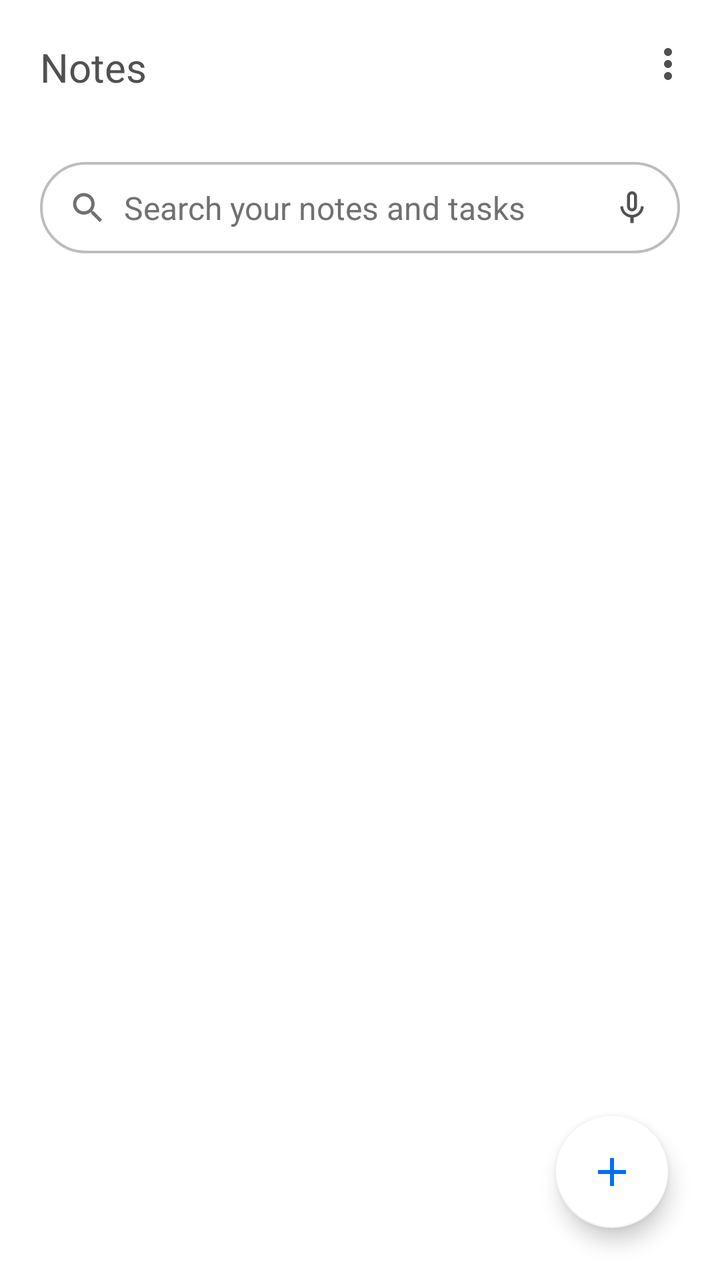
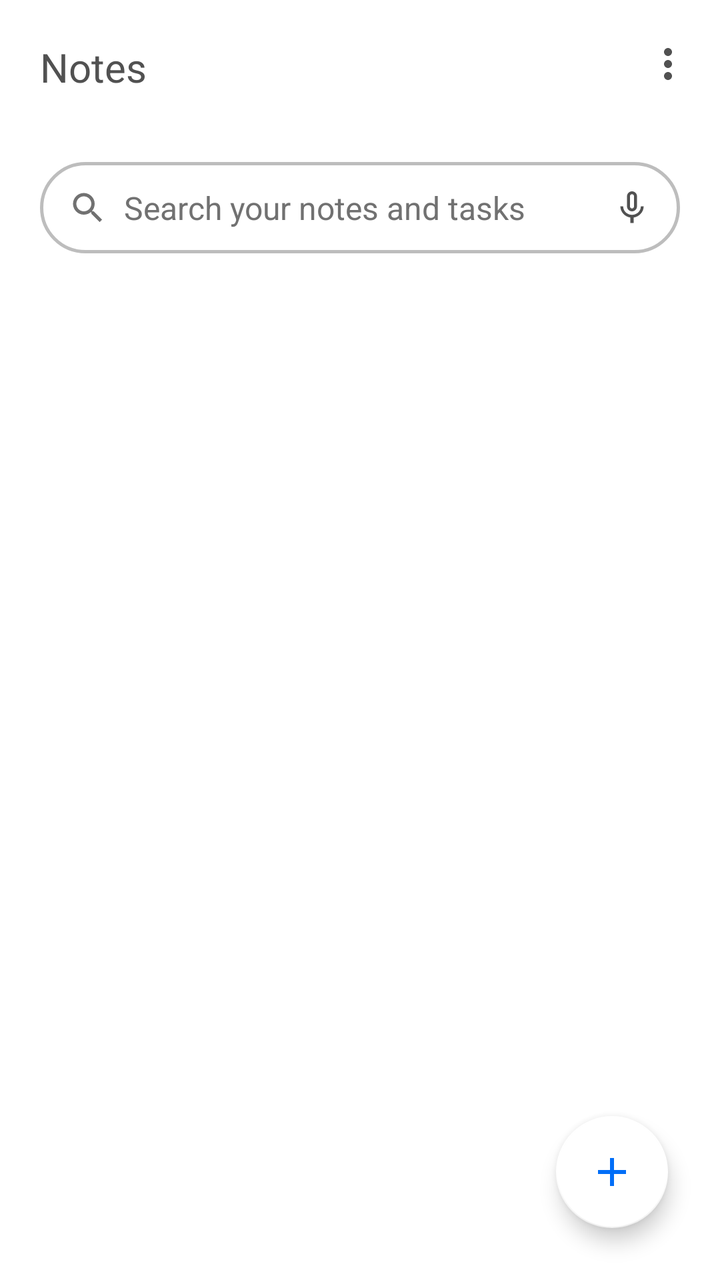

The first picture is an Android layout as it rendered before a commit; the second is the same layout after the commit. The layout source and the unified diff follow.
<!-- AndroidManifest.xml: application theme LanscapeTheme -->
<!-- res/layout/main.xml -->
<?xml version="1.0" encoding="utf-8"?>
<androidx.coordinatorlayout.widget.CoordinatorLayout
    xmlns:android="http://schemas.android.com/apk/res/android"
    xmlns:app="http://schemas.android.com/apk/res-auto"
    xmlns:tools="http://schemas.android.com/tools"
    android:id="@+id/main"
    android:layout_width="match_parent"
    android:layout_height="match_parent"
    android:background="@color/whiteColor"
    tools:context=".activities.MainActivity">

    <com.google.android.material.appbar.AppBarLayout
        android:id="@+id/app_bar_layout"
        android:layout_width="match_parent"
        android:layout_height="wrap_content"
        android:elevation="0dp"
        app:elevation="0dp"
        android:theme="@style/ThemeOverlay.MaterialComponents.Light"
        android:background="@color/whiteColor"
        android:fitsSystemWindows="true"
        android:animateLayoutChanges="false">

        <LinearLayout
            android:id="@+id/lin_header"
            android:layout_width="match_parent"
            android:layout_height="wrap_content"
            android:orientation="horizontal"
            android:paddingStart="20dp"
            android:paddingEnd="14dp"
            android:paddingTop="20dp"
            android:paddingBottom="8dp"
            android:visibility="visible"
            app:layout_scrollFlags="scroll|enterAlways">

            <TextView
                android:id="@+id/tv_greet"
                android:layout_width="0dp"
                android:layout_height="wrap_content"
                android:layout_weight="1"
                android:text="@string/greet"
                android:textColor="@color/textAndIconColor"
                android:textSize="20sp" />

            <ImageView
                android:id="@+id/img_more"
                android:layout_width="wrap_content"
                android:layout_height="wrap_content"
                android:contentDescription="@string/img_more_desc"
                android:scaleType="center"
                android:src="@drawable/ic_more" />
        </LinearLayout>

        <androidx.constraintlayout.widget.ConstraintLayout
            android:id="@+id/con_searchbar"
            android:layout_width="match_parent"
            android:layout_height="wrap_content"
            android:layout_marginTop="26dp"
            android:layout_marginStart="20dp"
            android:layout_marginEnd="20dp"
            android:layout_marginBottom="5dp"
            android:background="@drawable/stroke_and_corner"
            android:visibility="visible"
            app:layout_scrollFlags="scroll|enterAlways">

            <ImageView
                android:id="@+id/img_search"
                android:layout_width="20dp"
                android:layout_height="20dp"
                android:layout_marginStart="14dp"
                android:layout_marginTop="2dp"
                android:layout_marginBottom="2dp"
                android:contentDescription="@string/img_search_desc"
                android:src="@drawable/ic_search"
                app:layout_constraintStart_toStartOf="parent"
                app:layout_constraintTop_toTopOf="parent"
                app:layout_constraintBottom_toBottomOf="parent" />

            <EditText
                android:id="@+id/edt_search"
                android:layout_width="0dp"
                android:layout_height="wrap_content"
                android:layout_marginTop="4dp"
                android:layout_marginBottom="4dp"
                android:background="@null"
                android:hint="@string/search_hint"
                android:imeOptions="actionSearch"
                android:importantForAutofill="no"
                android:inputType="text"
                android:padding="8dp"
                android:singleLine="true"
                android:textSize="16sp"
                android:textColor="@color/textAndIconColor"
                android:textColorHint="@color/hintAndIconLowContrastColor"
                android:textColorHighlight="@color/textHighlightColor"
                app:layout_constraintBottom_toBottomOf="parent"
                app:layout_constraintEnd_toStartOf="@id/img_mic"
                app:layout_constraintStart_toEndOf="@id/img_search"
                app:layout_constraintTop_toTopOf="parent"
                tools:ignore="TouchTargetSizeCheck,VisualLintTextFieldSize" />

            <ImageView
                android:id="@+id/img_mic"
                android:layout_width="20dp"
                android:layout_height="20dp"
                android:layout_marginEnd="14dp"
                android:layout_marginTop="2dp"
                android:layout_marginBottom="2dp"
                android:contentDescription="@string/img_voice_desc"
                android:src="@drawable/ic_mic"
                app:layout_constraintEnd_toEndOf="parent"
                app:layout_constraintTop_toTopOf="parent"
                app:layout_constraintBottom_toBottomOf="parent" />

        </androidx.constraintlayout.widget.ConstraintLayout>

        <LinearLayout
            android:id="@+id/lin_multi_select_toolbar"
            android:layout_width="match_parent"
            android:layout_height="60dp"
            android:orientation="horizontal"
            android:paddingStart="20dp"
            android:paddingEnd="20dp"
            android:gravity="center_vertical"
            android:visibility="gone"
            android:background="@color/whiteColor"
            tools:visibility="visible">

            <ImageView
                android:id="@+id/img_select_all"
                android:layout_width="24dp"
                android:layout_height="24dp"
                android:contentDescription="@string/select_all_desc"
                android:src="@drawable/ic_select_all"
                android:layout_marginEnd="12dp"
                app:tint="@color/textAndIconColor" />

            <TextView
                android:id="@+id/tv_selected_count"
                android:layout_width="0dp"
                android:layout_height="wrap_content"
                android:text="0 selected"
                android:textSize="16sp"
                android:textColor="@color/textAndIconColor"
                android:layout_weight="1"
                tools:ignore="HardcodedText" />

            <ImageView
                android:id="@+id/img_pin"
                android:layout_width="wrap_content"
                android:layout_height="24dp"
                android:layout_marginEnd="20dp"
                android:src="@drawable/ic_pin" />

            <ImageView
                android:id="@+id/img_share"
                android:layout_width="24dp"
                android:layout_height="24dp"
                android:layout_marginEnd="20dp"
                android:src="@drawable/ic_share"/>

            <ImageView
                android:id="@+id/img_delete"
                android:layout_width="24dp"
                android:layout_height="24dp"
                android:contentDescription="@string/delete"
                android:src="@drawable/ic_delete" />
        </LinearLayout>

        <View
            android:id="@+id/view_hor_line"
            android:layout_width="match_parent"
            android:layout_height="1dp"
            android:background="@color/strokeAndBorderColor"
            android:visibility="gone"
            tools:visibility="visible"/>

    </com.google.android.material.appbar.AppBarLayout>

    <androidx.recyclerview.widget.RecyclerView
        android:id="@+id/notes_recycler_view"
        android:layout_width="match_parent"
        android:layout_height="match_parent"
        android:clipToPadding="false"
        android:overScrollMode="never"
        android:paddingStart="10dp"
        android:paddingTop="8dp"
        android:paddingEnd="20dp"
        android:paddingBottom="8dp"
        app:layout_behavior="@string/appbar_scrolling_view_behavior" />

    <LinearLayout
        android:id="@+id/lin_empty_state"
        android:layout_width="match_parent"
        android:layout_height="wrap_content"
        android:orientation="vertical"
        android:layout_gravity="center"
        android:gravity="center"
        android:visibility="gone"
        tools:visibility="visible">

        <ImageView
            android:id="@+id/img_empty_state"
            android:layout_width="84dp"
            android:layout_height="84dp"
            android:layout_marginTop="20dp"
            android:layout_gravity="center"
            android:contentDescription="@string/empty_state_image_desc"
            android:src="@drawable/notes_empty_state" />

        <TextView
            android:id="@+id/tv_empty_state_text"
            android:layout_width="match_parent"
            android:layout_height="wrap_content"
            android:textAlignment="center"
            android:layout_gravity="center"
            android:textSize="14sp"
            android:textColor="@color/textAndIconColor"
            android:text="@string/empty_notes_indication" />
   </LinearLayout>

    <com.google.android.material.floatingactionbutton.FloatingActionButton
        android:id="@+id/floating_action_button"
        android:layout_width="wrap_content"
        android:layout_height="wrap_content"
        android:layout_gravity="bottom|end"
        android:layout_marginEnd="26dp"
        android:layout_marginBottom="26dp"
        android:clickable="true"
        android:contentDescription="@string/fab_add_desc"
        android:focusable="true"
        app:srcCompat="@drawable/ic_add"
        app:backgroundTint="@color/whiteColor" />

</androidx.coordinatorlayout.widget.CoordinatorLayout>
<!-- resources referenced by this layout -->
<resources>
  <color name="hintAndIconLowContrastColor">#717171</color>
  <color name="strokeAndBorderColor">#BDBDBD</color>
  <color name="textAndIconColor">#515151</color>
  <color name="textHighlightColor">#D3CFCF</color>
  <color name="whiteColor">#FFFFFF</color>
  <!-- drawable ic_add (drawable) -->
  <vector xmlns:android="http://schemas.android.com/apk/res/android"
      android:height="24dp"
      android:tint="@color/colorAccent"
      android:viewportHeight="24"
      android:viewportWidth="24"
      android:width="24dp">
        
      <path android:fillColor="@android:color/white"
          android:pathData="M19,13h-6v6h-2v-6H5v-2h6V5h2v6h6v2z"/>
      
  </vector>
  <!-- drawable ic_delete (drawable) -->
  <vector xmlns:android="http://schemas.android.com/apk/res/android" android:height="24dp"
      android:tint="@color/deleteIconColor" android:viewportHeight="24" android:viewportWidth="24" android:width="24dp">
        
      <path android:fillColor="@android:color/white" android:pathData="M6,19c0,1.1 0.9,2 2,2h8c1.1,0 2,-0.9 2,-2L18,7L6,7v12zM8,9h8v10L8,19L8,9zM15.5,4l-1,-1h-5l-1,1L5,4v2h14L19,4z"/>
      
  </vector>
  <!-- drawable ic_more (drawable) -->
  <vector xmlns:android="http://schemas.android.com/apk/res/android" android:height="24dp"
      android:tint="@color/textAndIconColor" android:viewportHeight="24" android:viewportWidth="24" android:width="24dp">
        
      <path android:fillColor="@android:color/white" android:pathData="M12,8c1.1,0 2,-0.9 2,-2s-0.9,-2 -2,-2 -2,0.9 -2,2 0.9,2 2,2zM12,10c-1.1,0 -2,0.9 -2,2s0.9,2 2,2 2,-0.9 2,-2 -0.9,-2 -2,-2zM12,16c-1.1,0 -2,0.9 -2,2s0.9,2 2,2 2,-0.9 2,-2 -0.9,-2 -2,-2z"/>
      
  </vector>
  <!-- drawable ic_search (drawable) -->
  <vector xmlns:android="http://schemas.android.com/apk/res/android" android:height="24dp"
      android:tint="@color/hintAndIconLowContrastColor" android:viewportHeight="24" android:viewportWidth="24" android:width="24dp">
        
      <path android:fillColor="@android:color/white" android:pathData="M15.5,14h-0.79l-0.28,-0.27C15.41,12.59 16,11.11 16,9.5 16,5.91 13.09,3 9.5,3S3,5.91 3,9.5 5.91,16 9.5,16c1.61,0 3.09,-0.59 4.23,-1.57l0.27,0.28v0.79l5,4.99L20.49,19l-4.99,-5zM9.5,14C7.01,14 5,11.99 5,9.5S7.01,5 9.5,5 14,7.01 14,9.5 11.99,14 9.5,14z"/>
      
  </vector>
  <!-- drawable stroke_and_corner (drawable) -->
  <?xml version="1.0" encoding="utf-8"?>
  <shape xmlns:android="http://schemas.android.com/apk/res/android"
      android:shape="rectangle">
      <stroke
          android:width="1.2dp"
          android:color="@color/strokeAndBorderColor"/>
      <corners android:radius="50sp" />
  </shape>
  <string name="delete">Delete</string>
  <string name="empty_notes_indication">Your notes appear here</string>
  <string name="empty_state_image_desc">Illustration for empty state</string>
  <string name="fab_add_desc">Add Note</string>
  <string name="greet">Notes</string>
  <string name="img_more_desc">More Option</string>
  <string name="img_search_desc">Search Icon</string>
  <string name="img_voice_desc">Voice Search</string>
  <string name="search_hint">Search your notes and tasks</string>
  <string name="select_all_desc">Select All</string>
  <style name="LanscapeTheme" parent="Theme.AppCompat.Light.NoActionBar">
          <item name="colorPrimaryDark">@color/colorPrimaryDark</item>
          <item name="colorAccent">@color/colorAccent</item>
          <item name="colorControlHighlight">@color/colorControlHighlight</item>
      </style>
  <color name="colorAccent">#006EF8</color>
  <color name="deleteIconColor">#E74030</color>
  <color name="colorPrimaryDark">#313131</color>
  <color name="colorControlHighlight">#BDBDBD</color>
  <!-- unchanged entries left out for length: 5 -->
</resources>

<!-- the commit's change to res/layout/main.xml (unified diff, before → after) -->
@@ -200,8 +200,8 @@
 
         <ImageView
             android:id="@+id/img_empty_state"
-            android:layout_width="84dp"
-            android:layout_height="84dp"
+            android:layout_width="70dp"
+            android:layout_height="70dp"
             android:layout_marginTop="20dp"
             android:layout_gravity="center"
             android:contentDescription="@string/empty_state_image_desc"
@@ -216,6 +216,7 @@
             android:textSize="14sp"
             android:textColor="@color/textAndIconColor"
             android:text="@string/empty_notes_indication" />
+
    </LinearLayout>
 
     <com.google.android.material.floatingactionbutton.FloatingActionButton
<!-- resource entries referenced after the edit -->
@@ -42,8 +42,9 @@
   <?xml version="1.0" encoding="utf-8"?>
   <shape xmlns:android="http://schemas.android.com/apk/res/android"
       android:shape="rectangle">
+      <solid android:color="@color/whiteColor"/>
       <stroke
-          android:width="1.2dp"
+          android:width="1.5dp"
           android:color="@color/strokeAndBorderColor"/>
       <corners android:radius="50sp" />
   </shape>
